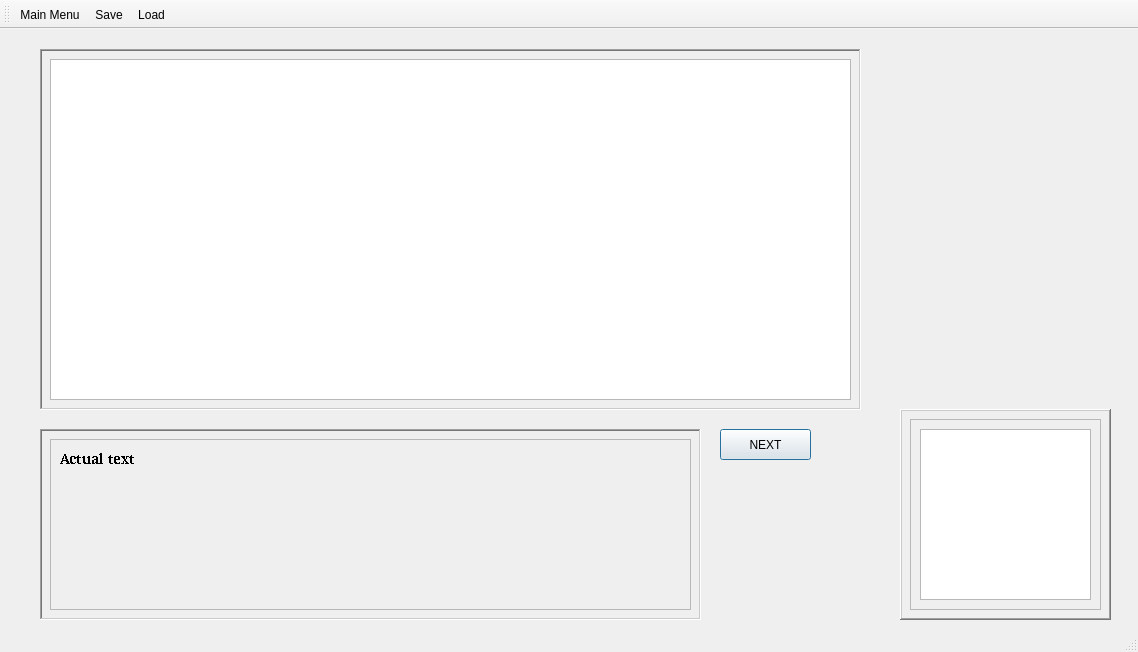
The window that mainui.ui (Cathodeo/meshai) describes before a commit, drawn with Qt 5.
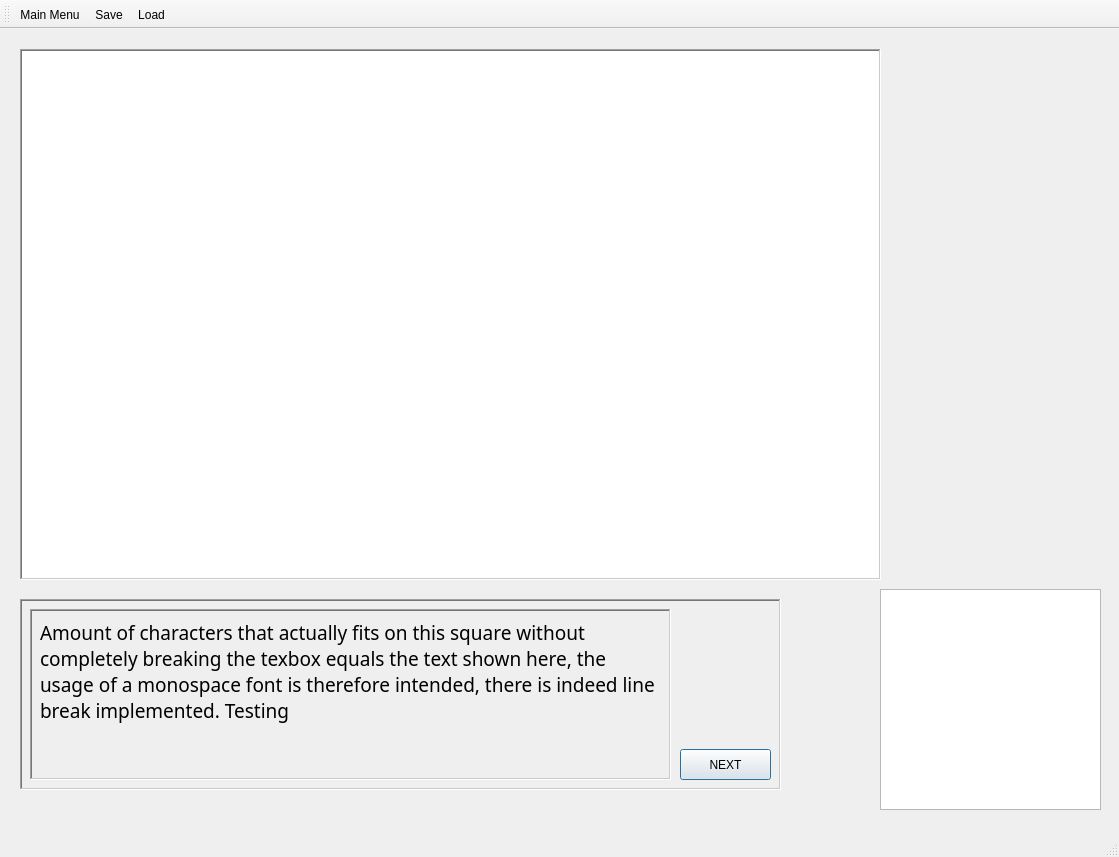
The same window after the commit. Custom widgets are drawn as their Qt base class.

Patch:
```diff
--- a/mainui.ui
+++ b/mainui.ui
@@ -6,8 +6,8 @@
    <rect>
     <x>0</x>
     <y>0</y>
-    <width>1138</width>
-    <height>652</height>
+    <width>1119</width>
+    <height>857</height>
    </rect>
   </property>
   <property name="windowTitle">
@@ -17,12 +17,17 @@
    <widget class="QFrame" name="tbox_outerFrame">
     <property name="geometry">
      <rect>
-      <x>40</x>
-      <y>400</y>
-      <width>661</width>
+      <x>20</x>
+      <y>570</y>
+      <width>761</width>
       <height>191</height>
      </rect>
     </property>
+    <property name="font">
+     <font>
+      <stylestrategy>PreferAntialias</stylestrategy>
+     </font>
+    </property>
     <property name="frameShape">
      <enum>QFrame::WinPanel</enum>
     </property>
@@ -56,9 +61,21 @@
         <height>171</height>
        </rect>
       </property>
+      <property name="frameShape">
+       <enum>QFrame::WinPanel</enum>
+      </property>
+      <property name="frameShadow">
+       <enum>QFrame::Sunken</enum>
+      </property>
+      <property name="lineWidth">
+       <number>5</number>
+      </property>
       <property name="text">
        <string/>
       </property>
+      <property name="margin">
+       <number>0</number>
+      </property>
      </widget>
      <widget class="QLabel" name="textBox">
       <property name="geometry">
@@ -71,129 +88,118 @@
       </property>
       <property name="font">
        <font>
-        <family>Nimbus Sans [urw]</family>
-        <pointsize>11</pointsize>
-        <weight>75</weight>
-        <bold>true</bold>
-        <stylestrategy>NoAntialias</stylestrategy>
+        <family>Modern DOS 9x16</family>
+        <pointsize>14</pointsize>
+        <weight>50</weight>
+        <bold>false</bold>
+        <stylestrategy>PreferAntialias</stylestrategy>
+        <kerning>true</kerning>
        </font>
       </property>
+      <property name="layoutDirection">
+       <enum>Qt::LeftToRight</enum>
+      </property>
       <property name="text">
-       <string>Actual text</string>
+       <string>Amount of characters that actually fits on this square without completely breaking the texbox equals the text shown here, the usage of a monospace font is therefore intended, there is indeed line break implemented. Testing</string>
+      </property>
+      <property name="textFormat">
+       <enum>Qt::PlainText</enum>
+      </property>
+      <property name="scaledContents">
+       <bool>true</bool>
       </property>
       <property name="alignment">
        <set>Qt::AlignLeading|Qt::AlignLeft|Qt::AlignTop</set>
       </property>
+      <property name="wordWrap">
+       <bool>true</bool>
+      </property>
       <property name="margin">
-       <number>25</number>
+       <number>21</number>
       </property>
      </widget>
     </widget>
-   </widget>
-   <widget class="QFrame" name="mainFrame">
-    <property name="geometry">
-     <rect>
-      <x>40</x>
-      <y>20</y>
-      <width>821</width>
-      <height>361</height>
-     </rect>
-    </property>
-    <property name="frameShape">
-     <enum>QFrame::WinPanel</enum>
-    </property>
-    <property name="frameShadow">
-     <enum>QFrame::Sunken</enum>
-    </property>
-    <widget class="QGraphicsView" name="mainView">
+    <widget class="QPushButton" name="nextButton">
      <property name="geometry">
       <rect>
-       <x>10</x>
-       <y>10</y>
-       <width>801</width>
-       <height>341</height>
+       <x>660</x>
+       <y>150</y>
+       <width>91</width>
+       <height>31</height>
       </rect>
      </property>
-    </widget>
-   </widget>
-   <widget class="QFrame" name="portraitFrame">
-    <property name="geometry">
-     <rect>
-      <x>900</x>
-      <y>380</y>
-      <width>211</width>
-      <height>211</height>
-     </rect>
-    </property>
-    <property name="frameShape">
-     <enum>QFrame::WinPanel</enum>
-    </property>
-    <property name="frameShadow">
-     <enum>QFrame::Raised</enum>
-    </property>
-    <property name="lineWidth">
-     <number>3</number>
-    </property>
-    <property name="midLineWidth">
-     <number>3</number>
-    </property>
-    <widget class="QFrame" name="frame">
-     <property name="geometry">
-      <rect>
-       <x>10</x>
-       <y>10</y>
-       <width>191</width>
-       <height>191</height>
-      </rect>
+     <property name="text">
+      <string>NEXT</string>
      </property>
-     <property name="frameShape">
-      <enum>QFrame::StyledPanel</enum>
+     <property name="checkable">
+      <bool>false</bool>
      </property>
-     <property name="frameShadow">
-      <enum>QFrame::Raised</enum>
+     <property name="default">
+      <bool>true</bool>
      </property>
-     <widget class="QGraphicsView" name="graphicsView">
-      <property name="geometry">
-       <rect>
-        <x>10</x>
-        <y>10</y>
-        <width>171</width>
-        <height>171</height>
-       </rect>
-      </property>
-     </widget>
+     <property name="flat">
+      <bool>false</bool>
+     </property>
     </widget>
    </widget>
    <widget class="optionButtons" name="optionWidget" native="true">
     <property name="geometry">
      <rect>
-      <x>910</x>
-      <y>40</y>
+      <x>900</x>
+      <y>200</y>
       <width>191</width>
       <height>271</height>
      </rect>
     </property>
    </widget>
-   <widget class="QPushButton" name="pushButton">
+   <widget class="QGraphicsView" name="mainView">
     <property name="geometry">
      <rect>
-      <x>720</x>
-      <y>400</y>
-      <width>91</width>
-      <height>31</height>
+      <x>20</x>
+      <y>20</y>
+      <width>861</width>
+      <height>531</height>
      </rect>
     </property>
-    <property name="text">
-     <string>NEXT</string>
+    <property name="frameShape">
+     <enum>QFrame::WinPanel</enum>
     </property>
-    <property name="checkable">
-     <bool>false</bool>
+    <property name="verticalScrollBarPolicy">
+     <enum>Qt::ScrollBarAlwaysOff</enum>
     </property>
-    <property name="default">
-     <bool>true</bool>
+    <property name="horizontalScrollBarPolicy">
+     <enum>Qt::ScrollBarAlwaysOff</enum>
     </property>
-    <property name="flat">
-     <bool>false</bool>
+    <property name="sizeAdjustPolicy">
+     <enum>QAbstractScrollArea::AdjustIgnored</enum>
+    </property>
+    <property name="backgroundBrush">
+     <brush brushstyle="Dense2Pattern">
+      <color alpha="253">
+       <red>0</red>
+       <green>0</green>
+       <blue>0</blue>
+      </color>
+     </brush>
+    </property>
+    <property name="foregroundBrush">
+     <brush brushstyle="Dense4Pattern">
+      <color alpha="255">
+       <red>0</red>
+       <green>0</green>
+       <blue>0</blue>
+      </color>
+     </brush>
+    </property>
+   </widget>
+   <widget class="QGraphicsView" name="charaView">
+    <property name="geometry">
+     <rect>
+      <x>880</x>
+      <y>560</y>
+      <width>221</width>
+      <height>221</height>
+     </rect>
     </property>
    </widget>
   </widget>
```
Left out of the diff: 2 changed lines with no effect on the pictures.
